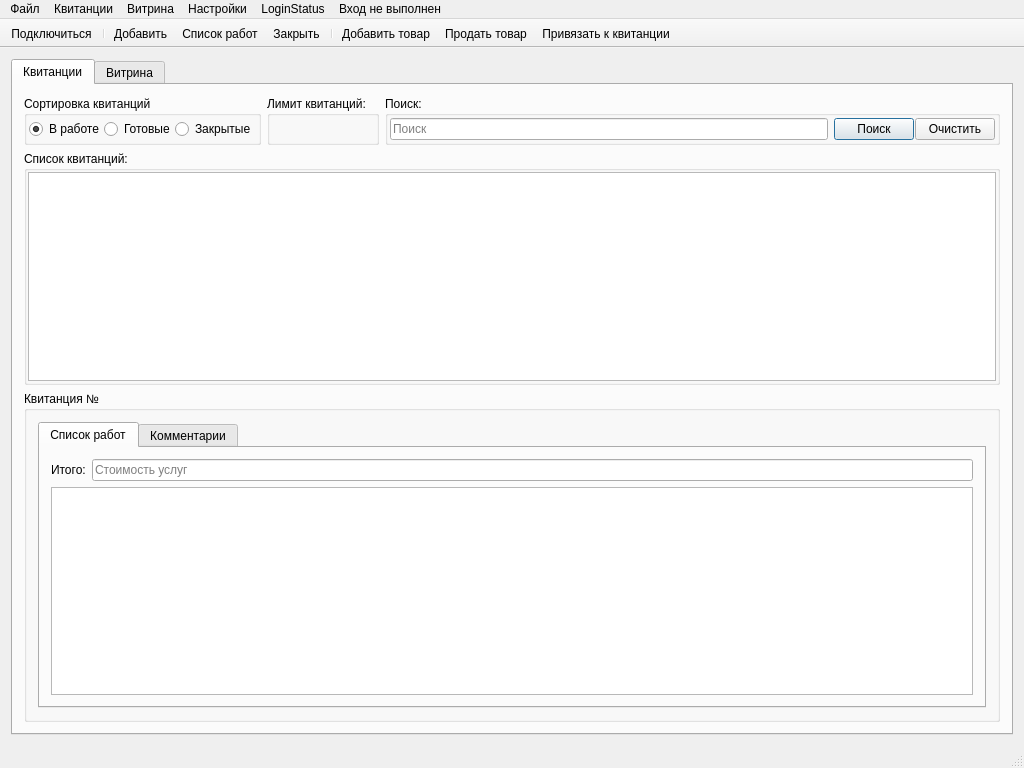
Above: mainwindow.ui from eboladev/XPPC before the change. Below: the same form after it.
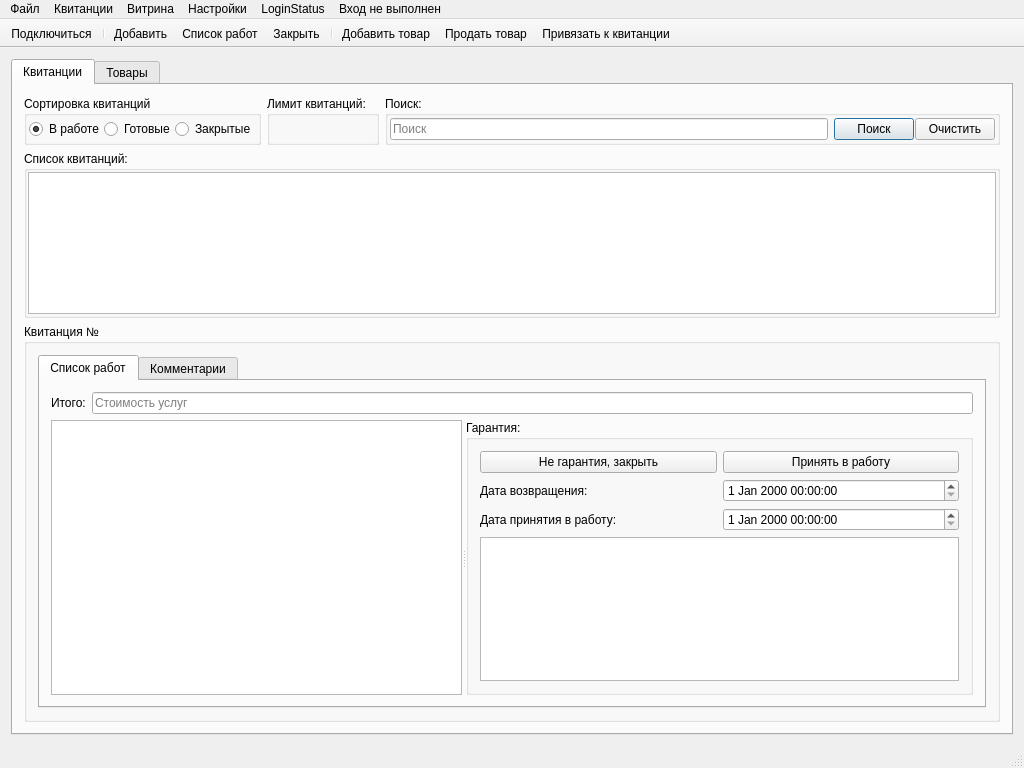
That is the form after the change. Icons and pictures are not drawn. Custom widgets are drawn as their Qt base class.

Commit message: guarantee for tickets feature added(icon for guarantee tickets, widget for commenting guarantee, widget for accepting/rejecting guarantee), some improvements in code, bugfixes, fix fired employee cant login now.

What changed in the file:
```diff
--- a/mainwindow.ui
+++ b/mainwindow.ui
@@ -290,8 +290,6 @@
               </attribute>
               <layout class="QGridLayout" name="gridLayout_14">
                <item row="0" column="0">
-                <layout class="QVBoxLayout" name="verticalLayout_4">
-                 <item>
                   <layout class="QHBoxLayout" name="horizontalLayout_5">
                    <item>
                     <widget class="QLabel" name="labelJobPrice">
@@ -309,7 +307,11 @@
                    </item>
                   </layout>
                  </item>
-                 <item>
+               <item row="1" column="0">
+                <widget class="QSplitter" name="splitter">
+                 <property name="orientation">
+                  <enum>Qt::Horizontal</enum>
+                 </property>
                   <widget class="QTreeView" name="treeViewJobsOnTicket">
                    <property name="enabled">
                     <bool>true</bool>
@@ -321,8 +323,69 @@
                     <bool>false</bool>
                    </attribute>
                   </widget>
-                 </item>
-                </layout>
+                 <widget class="QGroupBox" name="groupBoxGuarantee">
+                  <property name="minimumSize">
+                   <size>
+                    <width>300</width>
+                    <height>0</height>
+                   </size>
+                  </property>
+                  <property name="title">
+                   <string>Гарантия:</string>
+                  </property>
+                  <layout class="QGridLayout" name="gridLayout_12">
+                   <item row="0" column="0">
+                    <layout class="QHBoxLayout" name="horizontalLayout_13">
+                     <item>
+                      <widget class="QPushButton" name="pushButtonNotAGuarantee">
+                       <property name="text">
+                        <string>Не гарантия, закрыть</string>
+                       </property>
+                      </widget>
+                     </item>
+                     <item>
+                      <widget class="QPushButton" name="pushButtonAcceptToWorkGuarantee">
+                       <property name="text">
+                        <string>Принять в работу</string>
+                       </property>
+                      </widget>
+                     </item>
+                    </layout>
+                   </item>
+                   <item row="1" column="0">
+                    <layout class="QHBoxLayout" name="horizontalLayout_15">
+                     <item>
+                      <widget class="QLabel" name="labelDateAcceptedGuarantee">
+                       <property name="text">
+                        <string>Дата возвращения:</string>
+                       </property>
+                      </widget>
+                     </item>
+                     <item>
+                      <widget class="QDateTimeEdit" name="dateTimeEditGuaranteeDateAccepted"/>
+                     </item>
+                    </layout>
+                   </item>
+                   <item row="2" column="0">
+                    <layout class="QHBoxLayout" name="horizontalLayout_16">
+                     <item>
+                      <widget class="QLabel" name="labelDateAcceptedToWorkGuarantee">
+                       <property name="text">
+                        <string>Дата принятия в работу:</string>
+                       </property>
+                      </widget>
+                     </item>
+                     <item>
+                      <widget class="QDateTimeEdit" name="dateTimeEditGuaranteeDateAcceptedToWork"/>
+                     </item>
+                    </layout>
+                   </item>
+                   <item row="3" column="0">
+                    <widget class="QPlainTextEdit" name="plainTextEditTicketGuaranteeProblem"/>
+                   </item>
+                  </layout>
+                 </widget>
+                </widget>
                </item>
               </layout>
              </widget>
@@ -393,7 +456,7 @@
          <normaloff>:/icons/icons/inventory-maintenance-icon.png</normaloff>:/icons/icons/inventory-maintenance-icon.png</iconset>
        </attribute>
        <attribute name="title">
-        <string>Витрина</string>
+        <string>Товары</string>
        </attribute>
        <layout class="QGridLayout" name="gridLayout_11">
         <property name="horizontalSpacing">
```
Left out of the diff: 4 changed lines with no effect on the pictures. Lines whose indentation alone changed are shown as unchanged. The commit also changes 10 other files.
